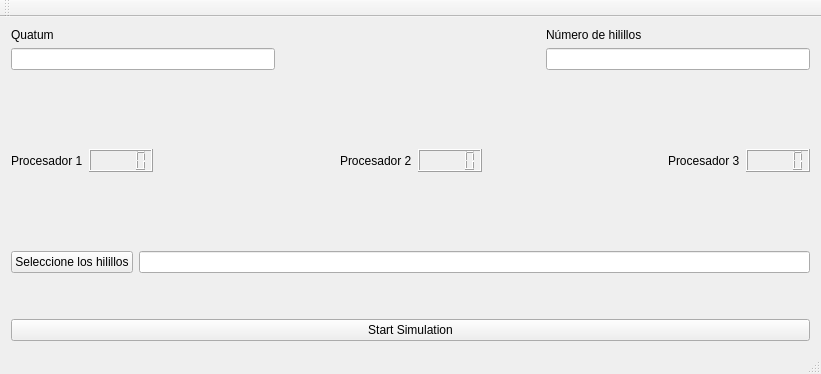
First picture: the form in mainwindow.ui, repository Gabo141298/RISC-V_SIM, before the edit.
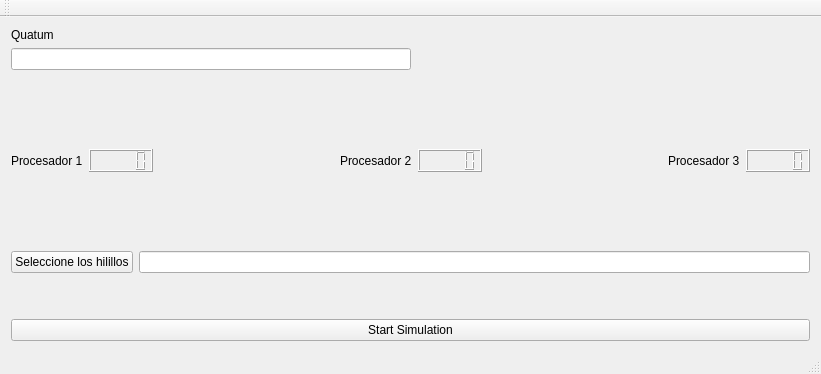
Second picture: the form after the edit.

Commit message: Se agrega la clase controladora, encargada de manejar la logica de la simulacion. Además ya se leen los hilillos dados por el usuario y se agregan a un vector que en cada entrada contiene un hilillo completo, esto para luego distribuirlo entre los distintos programas

The edit to the form file:
```diff
--- a/mainwindow.ui
+++ b/mainwindow.ui
@@ -57,22 +57,7 @@
          </spacer>
         </item>
         <item>
-         <layout class="QVBoxLayout" name="verticalLayout_3">
-          <item>
-           <widget class="QLabel" name="numeroHilillosLabel">
-            <property name="text">
-             <string>Número de hilillos</string>
-            </property>
-           </widget>
-          </item>
-          <item>
-           <widget class="QLineEdit" name="numHilillosInput">
-            <property name="text">
-             <string/>
-            </property>
-           </widget>
-          </item>
-         </layout>
+         <layout class="QVBoxLayout" name="verticalLayout_3"/>
         </item>
        </layout>
       </item>
```
The commit also changes 5 other files.
